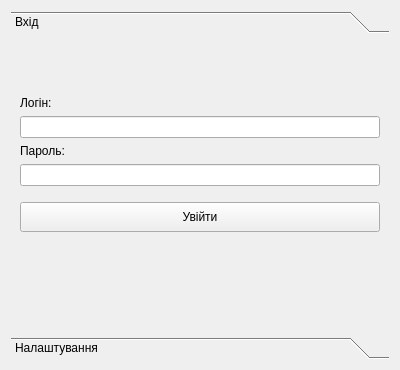
This is src/app/mainapp/loginform.ui in Bodiok007/Accounting as Qt 5 draws it before an edit. The edited form follows.
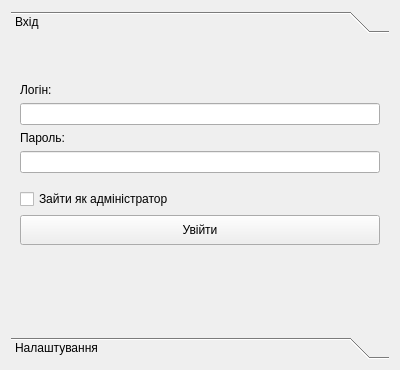
This is the edited form. The open tabs and pages were chosen to show the change. Icons and pictures are not drawn.

```diff
--- a/src/app/mainapp/loginform.ui
+++ b/src/app/mainapp/loginform.ui
@@ -86,6 +86,13 @@
          <property name="topMargin">
           <number>10</number>
          </property>
+         <item>
+          <widget class="QCheckBox" name="checkBoxAdmin">
+           <property name="text">
+            <string>Зайти як адміністратор</string>
+           </property>
+          </widget>
+         </item>
         </layout>
        </item>
        <item>
```
Left out of the diff: 12 changed lines with no effect on the pictures.
